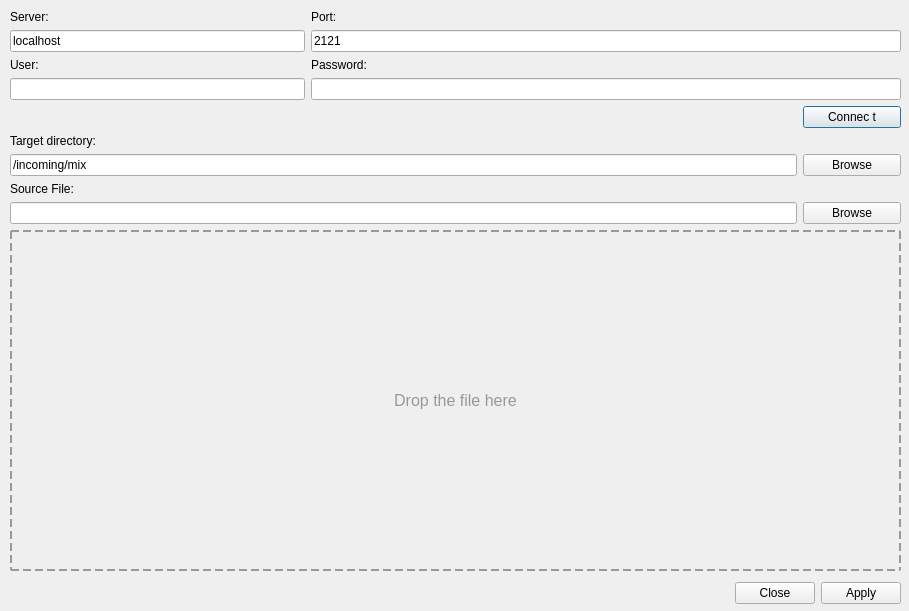
Qt form src/modules/ftp/FTPUploadDialog.ui (jensvogt/awsmock-qt-ui) before a commit.
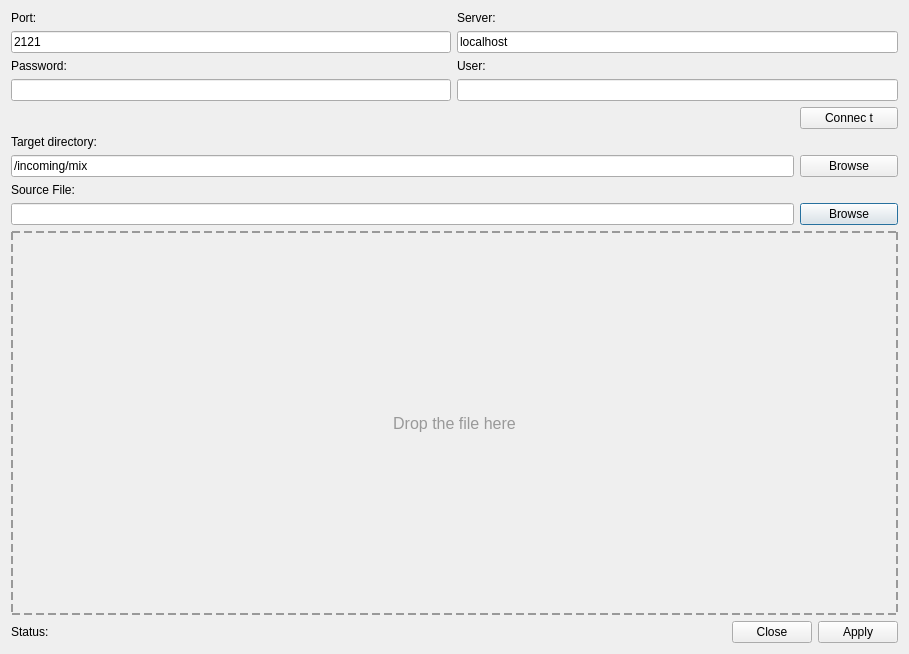
The same form after that commit.

Commit message: fix: fix some S3 object/bucket edit dialog layout problems

Patch:
```diff
--- a/src/modules/ftp/FTPUploadDialog.ui
+++ b/src/modules/ftp/FTPUploadDialog.ui
@@ -7,32 +7,77 @@
     <x>0</x>
     <y>0</y>
     <width>909</width>
-    <height>611</height>
+    <height>654</height>
    </rect>
   </property>
   <property name="windowTitle">
    <string>FTP Upload Dialog</string>
   </property>
+  <property name="layoutDirection">
+   <enum>Qt::LayoutDirection::RightToLeft</enum>
+  </property>
   <property name="modal">
    <bool>false</bool>
   </property>
-  <widget class="QWidget" name="verticalLayoutWidget">
-   <property name="geometry">
-    <rect>
-     <x>10</x>
-     <y>10</y>
-     <width>891</width>
-     <height>561</height>
-    </rect>
-   </property>
-   <layout class="QGridLayout" name="gridLayout" rowstretch="0,0,0,0,0,0,0,0,0,0,0,0,0" columnstretch="1,0">
-    <item row="2" column="0">
-     <widget class="QLabel" name="userLabel">
+  <layout class="QVBoxLayout" name="verticalLayout">
+   <item>
+    <layout class="QGridLayout" name="gridLayout" rowstretch="0,0,0,0,0,0,0,0,0,0,0,0,0,0,0,0" columnstretch="1,1">
+     <item row="3" column="1">
+      <widget class="QLineEdit" name="passwordEdit">
+       <property name="echoMode">
+        <enum>QLineEdit::EchoMode::Password</enum>
+       </property>
+      </widget>
+     </item>
+     <item row="0" column="1">
+      <widget class="QLabel" name="portLabel">
       <property name="text">
-       <string>User:</string>
+        <string>Port:</string>
       </property>
      </widget>
     </item>
+     <item row="5" column="1">
+      <widget class="QLabel" name="targetLabel">
+       <property name="text">
+        <string>Target directory:</string>
+       </property>
+      </widget>
+     </item>
+     <item row="13" column="0" colspan="2">
+      <layout class="QHBoxLayout" name="horizontalLayout" stretch="0,8">
+       <property name="spacing">
+        <number>6</number>
+       </property>
+       <property name="sizeConstraint">
+        <enum>QLayout::SizeConstraint::SetMaximumSize</enum>
+       </property>
+       <property name="leftMargin">
+        <number>0</number>
+       </property>
+       <property name="topMargin">
+        <number>0</number>
+       </property>
+       <property name="bottomMargin">
+        <number>0</number>
+       </property>
+       <item>
+        <widget class="QPushButton" name="sourceBrowseButton">
+         <property name="minimumSize">
+          <size>
+           <width>98</width>
+           <height>0</height>
+          </size>
+         </property>
+         <property name="text">
+          <string>Browse</string>
+         </property>
+        </widget>
+       </item>
+       <item>
+        <widget class="QLineEdit" name="sourceEdit"/>
+       </item>
+      </layout>
+     </item>
     <item row="4" column="0" colspan="2">
      <layout class="QHBoxLayout" name="horizontalLayout_3">
       <property name="leftMargin">
@@ -41,19 +86,6 @@
       <property name="bottomMargin">
        <number>0</number>
       </property>
-      <item>
-       <spacer name="horizontalSpacer">
-        <property name="orientation">
-         <enum>Qt::Orientation::Horizontal</enum>
-        </property>
-        <property name="sizeHint" stdset="0">
-         <size>
-          <width>40</width>
-          <height>20</height>
-         </size>
-        </property>
-       </spacer>
-      </item>
       <item>
        <widget class="QPushButton" name="connectButton">
         <property name="sizePolicy">
@@ -85,129 +117,27 @@
         </property>
        </widget>
       </item>
-     </layout>
-    </item>
-    <item row="10" column="0" colspan="2">
-     <layout class="QHBoxLayout" name="horizontalLayout" stretch="8,1">
-      <property name="spacing">
-       <number>6</number>
-      </property>
-      <property name="sizeConstraint">
-       <enum>QLayout::SizeConstraint::SetMaximumSize</enum>
-      </property>
-      <property name="leftMargin">
-       <number>0</number>
-      </property>
-      <property name="topMargin">
-       <number>0</number>
-      </property>
-      <property name="bottomMargin">
-       <number>0</number>
-      </property>
       <item>
-       <widget class="QLineEdit" name="sourceEdit"/>
-      </item>
-      <item>
-       <widget class="QPushButton" name="sourceBrowseButton">
-        <property name="text">
-         <string>Browse</string>
-        </property>
-       </widget>
-      </item>
-     </layout>
-    </item>
-    <item row="1" column="1">
-     <widget class="QLineEdit" name="portEdit">
-      <property name="text">
-       <string>2121</string>
-      </property>
-     </widget>
-    </item>
-    <item row="1" column="0">
-     <widget class="QLineEdit" name="serverEdit">
-      <property name="text">
-       <string>localhost</string>
-      </property>
-      <property name="placeholderText">
-       <string>FTP server host name</string>
-      </property>
-     </widget>
-    </item>
-    <item row="7" column="0">
-     <widget class="QLabel" name="sourceLabel">
-      <property name="text">
-       <string>Source File:</string>
-      </property>
-     </widget>
-    </item>
-    <item row="3" column="1">
-     <widget class="QLineEdit" name="passwordEdit">
-      <property name="echoMode">
-       <enum>QLineEdit::EchoMode::Password</enum>
-      </property>
-     </widget>
-    </item>
-    <item row="0" column="0">
-     <widget class="QLabel" name="serverLabel">
-      <property name="text">
-       <string>Server:</string>
-      </property>
-     </widget>
-    </item>
-    <item row="5" column="0">
-     <widget class="QLabel" name="targetLabel">
-      <property name="text">
-       <string>Target directory:</string>
-      </property>
-     </widget>
-    </item>
-    <item row="2" column="1">
-     <widget class="QLabel" name="passwordLabel">
-      <property name="text">
-       <string>Password:</string>
-      </property>
-     </widget>
-    </item>
-    <item row="0" column="1">
-     <widget class="QLabel" name="portLabel">
-      <property name="text">
-       <string>Port:</string>
-      </property>
-     </widget>
-    </item>
-    <item row="6" column="0" colspan="2">
-     <layout class="QHBoxLayout" name="horizontalLayout_2" stretch="8,1">
-      <property name="topMargin">
-       <number>0</number>
-      </property>
-      <property name="bottomMargin">
-       <number>0</number>
-      </property>
-      <item>
-       <widget class="QLineEdit" name="targetEdit">
-        <property name="text">
-         <string>/incoming/mix</string>
-        </property>
-       </widget>
-      </item>
-      <item>
-       <widget class="QPushButton" name="targetBrowseButton">
-        <property name="text">
-         <string>Browse</string>
-        </property>
-       </widget>
-      </item>
-     </layout>
-    </item>
-    <item row="3" column="0">
-     <widget class="QLineEdit" name="userEdit"/>
-    </item>
-    <item row="12" column="0" colspan="2">
+        <spacer name="horizontalSpacer">
+         <property name="orientation">
+          <enum>Qt::Orientation::Horizontal</enum>
+         </property>
+         <property name="sizeHint" stdset="0">
+          <size>
+           <width>40</width>
+           <height>20</height>
+          </size>
+         </property>
+        </spacer>
+       </item>
+      </layout>
+     </item>
+     <item row="15" column="0" colspan="2">
      <widget class="QLabel" name="dropAreaLabel">
       <property name="sizePolicy">
        <sizepolicy hsizetype="Expanding" vsizetype="Expanding">
         <horstretch>2</horstretch>
-        <verstretch>2</verstretch>
+         <verstretch>0</verstretch>
        </sizepolicy>
       </property>
       <property name="acceptDrops">
@@ -227,34 +157,129 @@
       </property>
      </widget>
     </item>
-   </layout>
-  </widget>
+     <item row="3" column="0">
+      <widget class="QLineEdit" name="userEdit"/>
+     </item>
+     <item row="0" column="0">
+      <widget class="QLabel" name="serverLabel">
+       <property name="text">
+        <string>Server:</string>
+       </property>
+      </widget>
+     </item>
+     <item row="6" column="0" colspan="2">
+      <layout class="QHBoxLayout" name="horizontalLayout_2" stretch="0,8">
+       <property name="topMargin">
+        <number>0</number>
+       </property>
+       <property name="bottomMargin">
+        <number>0</number>
+       </property>
+       <item>
+        <widget class="QPushButton" name="targetBrowseButton">
+         <property name="minimumSize">
+          <size>
+           <width>98</width>
+           <height>0</height>
+          </size>
+         </property>
+         <property name="text">
+          <string>Browse</string>
+         </property>
+        </widget>
+       </item>
+       <item>
+        <widget class="QLineEdit" name="targetEdit">
+         <property name="text">
+          <string>/incoming/mix</string>
+         </property>
+        </widget>
+       </item>
+      </layout>
+     </item>
+     <item row="2" column="0">
+      <widget class="QLabel" name="userLabel">
+       <property name="text">
+        <string>User:</string>
+       </property>
+      </widget>
+     </item>
+     <item row="1" column="1">
+      <widget class="QLineEdit" name="portEdit">
+       <property name="text">
+        <string>2121</string>
+       </property>
+      </widget>
+     </item>
+     <item row="2" column="1">
+      <widget class="QLabel" name="passwordLabel">
+       <property name="text">
+        <string>Password:</string>
+       </property>
+      </widget>
+     </item>
+     <item row="1" column="0">
+      <widget class="QLineEdit" name="serverEdit">
+       <property name="text">
+        <string>localhost</string>
+       </property>
+       <property name="placeholderText">
+        <string>FTP server host name</string>
+       </property>
+      </widget>
+     </item>
+     <item row="7" column="1">
+      <widget class="QLabel" name="sourceLabel">
+       <property name="text">
+        <string>Source File:</string>
+       </property>
+      </widget>
+     </item>
+    </layout>
+   </item>
+   <item>
+    <layout class="QHBoxLayout" name="horizontalLayout_4">
+     <property name="spacing">
+      <number>0</number>
+     </property>
+     <property name="topMargin">
+      <number>0</number>
+     </property>
+     <property name="bottomMargin">
+      <number>0</number>
+     </property>
+     <item>
   <widget class="QDialogButtonBox" name="buttonBox">
-   <property name="geometry">
-    <rect>
-     <x>510</x>
-     <y>580</y>
-     <width>391</width>
-     <height>26</height>
-    </rect>
+       <property name="sizePolicy">
+        <sizepolicy hsizetype="Minimum" vsizetype="Minimum">
+         <horstretch>0</horstretch>
+         <verstretch>0</verstretch>
+        </sizepolicy>
+       </property>
+       <property name="layoutDirection">
+        <enum>Qt::LayoutDirection::LeftToRight</enum>
    </property>
    <property name="standardButtons">
     <set>QDialogButtonBox::StandardButton::Apply|QDialogButtonBox::StandardButton::Close</set>
    </property>
   </widget>
+     </item>
+     <item>
   <widget class="QLabel" name="statusText">
-   <property name="geometry">
-    <rect>
-     <x>10</x>
-     <y>580</y>
-     <width>441</width>
-     <height>18</height>
-    </rect>
+       <property name="sizePolicy">
+        <sizepolicy hsizetype="Expanding" vsizetype="Preferred">
+         <horstretch>0</horstretch>
+         <verstretch>0</verstretch>
+        </sizepolicy>
    </property>
    <property name="text">
-    <string/>
-   </property>
-  </widget>
+        <string>Status:</string>
+       </property>
+      </widget>
+     </item>
+    </layout>
+   </item>
+  </layout>
  </widget>
  <tabstops>
   <tabstop>serverEdit</tabstop>
```
Left out of the diff: 2 changed lines with no effect on the pictures. Lines whose indentation alone changed are shown as unchanged. The commit also changes 4 other files.
